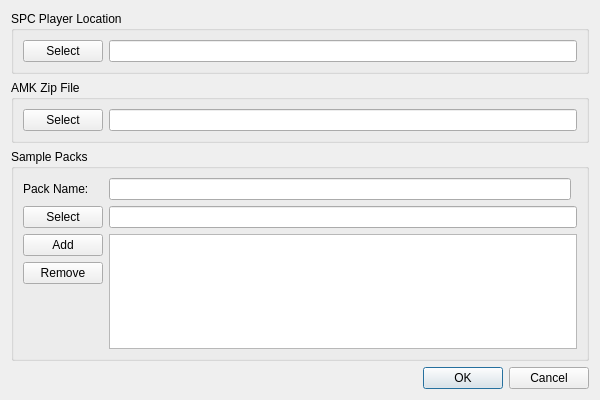
This is smw_music/data/preferences.ui in com-posers-pit/smw_music as Qt 5 draws it before an edit. The edited form follows.
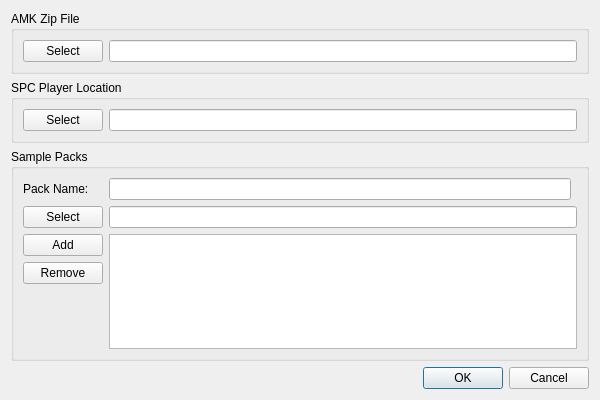
This is the edited form.

Commit message:
Swap order of AMK and SPC player box in prefs
Now playing:
Maximum Performance by Highway Superstar

Patch:
```diff
--- a/smw_music/data/preferences.ui
+++ b/smw_music/data/preferences.ui
@@ -17,25 +17,6 @@
    <bool>true</bool>
   </property>
   <layout class="QVBoxLayout" name="verticalLayout">
-   <item>
-    <widget class="QGroupBox" name="spcplay_groupbox">
-     <property name="title">
-      <string>SPC Player Location</string>
-     </property>
-     <layout class="QHBoxLayout" name="horizontalLayout">
-      <item>
-       <widget class="QPushButton" name="select_spcplay">
-        <property name="text">
-         <string>Select</string>
-        </property>
-       </widget>
-      </item>
-      <item>
-       <widget class="QLineEdit" name="spcplay_fname"/>
-      </item>
-     </layout>
-    </widget>
-   </item>
    <item>
     <widget class="QGroupBox" name="amk_group_box">
      <property name="title">
@@ -55,6 +36,25 @@
      </layout>
     </widget>
    </item>
+   <item>
+    <widget class="QGroupBox" name="spcplay_groupbox">
+     <property name="title">
+      <string>SPC Player Location</string>
+     </property>
+     <layout class="QHBoxLayout" name="horizontalLayout">
+      <item>
+       <widget class="QPushButton" name="select_spcplay">
+        <property name="text">
+         <string>Select</string>
+        </property>
+       </widget>
+      </item>
+      <item>
+       <widget class="QLineEdit" name="spcplay_fname"/>
+      </item>
+     </layout>
+    </widget>
+   </item>
    <item>
     <widget class="QGroupBox" name="sample_pack_box">
      <property name="title">
```
